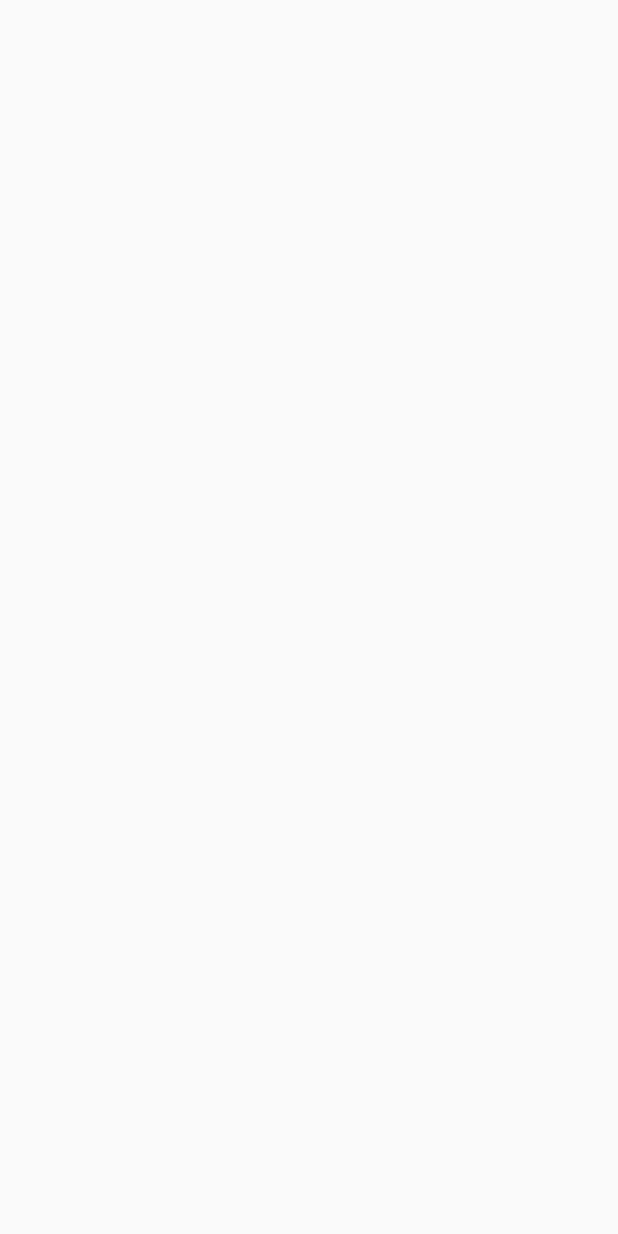
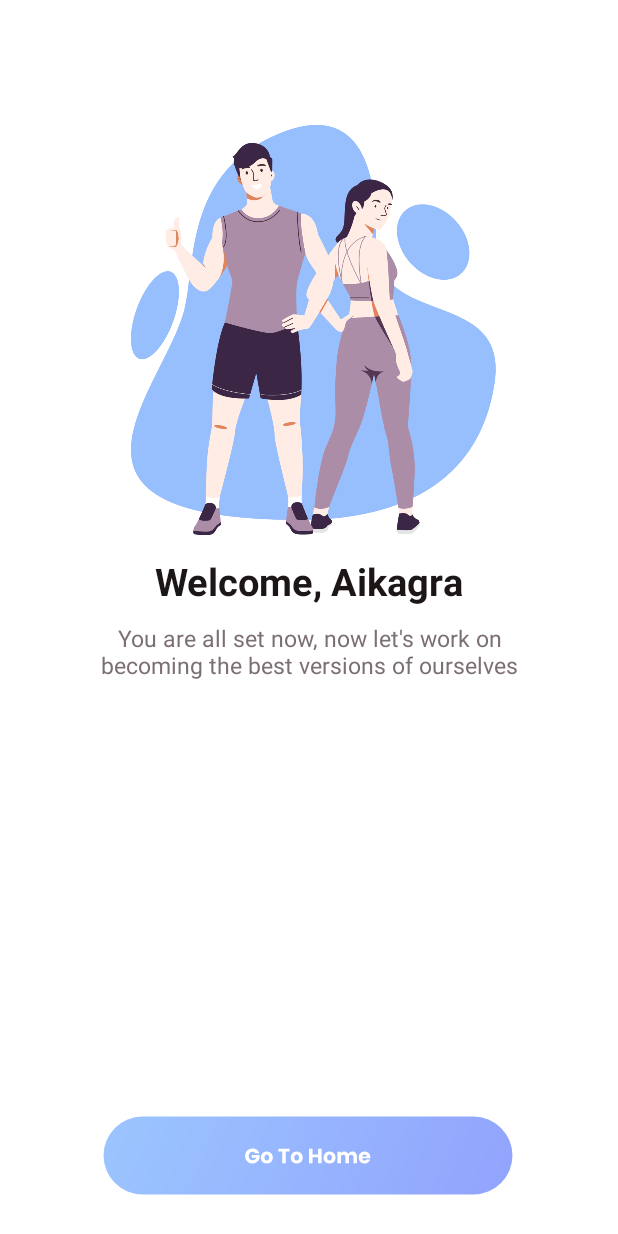
Before and after one commit to Aikagra/SereneMind, an Android app: the SuccessfulSignupActivity screen opened directly, with no data from a screen before it, on a phone screen of 412 x 824 dp. Before the commit the screen is empty. Run offline under Robolectric (Android 15) with nearby library versions, the phone set to English and light mode, and no system bars.

Commit message:
second commit

```diff
--- a/app/src/main/java/com/example/ion_2023/SignupActivity.java
+++ b/app/src/main/java/com/example/ion_2023/SignupActivity.java
@@ -15,6 +15,8 @@ public class SignupActivity extends AppCompatActivity {
     }
 
     public void signupUser(View view) {
+        Intent intent = new Intent(this, SuccessfulSignupActivity.class);
+        startActivity(intent);
     }
 
     public void loginFromSignup(View view) {
--- a/app/src/main/java/com/example/ion_2023/SuccessfulSignupActivity.java
+++ b/app/src/main/java/com/example/ion_2023/SuccessfulSignupActivity.java
@@ -2,7 +2,9 @@ package com.example.ion_2023;
 
 import androidx.appcompat.app.AppCompatActivity;
 
+import android.content.Intent;
 import android.os.Bundle;
+import android.view.View;
 
 public class SuccessfulSignupActivity extends AppCompatActivity {
 
@@ -11,4 +13,9 @@ public class SuccessfulSignupActivity extends AppCompatActivity {
         super.onCreate(savedInstanceState);
         setContentView(R.layout.activity_successful_signup);
     }
+
+    public void goToHome(View view) {
+        Intent intent = new Intent(this, HomeActivity.class);
+        startActivity(intent);
+    }
 }
--- a/app/src/main/res/layout/activity_successful_signup.xml
+++ b/app/src/main/res/layout/activity_successful_signup.xml
@@ -1,9 +1,56 @@
 <?xml version="1.0" encoding="utf-8"?>
-<androidx.constraintlayout.widget.ConstraintLayout xmlns:android="http://schemas.android.com/apk/res/android"
+<RelativeLayout xmlns:android="http://schemas.android.com/apk/res/android"
     xmlns:app="http://schemas.android.com/apk/res-auto"
     xmlns:tools="http://schemas.android.com/tools"
     android:layout_width="match_parent"
     android:layout_height="match_parent"
+    android:background="#FFF"
     tools:context=".SuccessfulSignupActivity">
 
-</androidx.constraintlayout.widget.ConstraintLayout>
+    <ImageView
+        android:id="@+id/vec_success"
+        android:layout_width="250dp"
+        android:layout_height="300dp"
+        android:layout_centerHorizontal="true"
+        android:layout_marginTop="70dp"
+        android:src="@drawable/reg_success"
+        />
+
+    <TextView
+        android:id="@+id/welcome_user"
+        android:layout_width="wrap_content"
+        android:layout_height="wrap_content"
+        android:text="Welcome, Aikagra"
+        android:textColor="#1D1617"
+        android:textStyle="bold"
+        android:textSize="25sp"
+        android:layout_centerHorizontal="true"
+        android:layout_below="@+id/vec_success"
+        />
+    <TextView
+        android:layout_width="300dp"
+        android:layout_marginTop="10dp"
+        android:layout_height="wrap_content"
+        android:textAlignment="center"
+        android:text="You are all set now, now let's work on becoming the best versions of ourselves"
+        android:textColor="#7B6F72"
+        android:textSize="15sp"
+        android:layout_centerHorizontal="true"
+        android:layout_below="@+id/welcome_user"
+        />
+
+    <ImageButton
+        android:id="@+id/login_button"
+        android:layout_width="290dp"
+        android:layout_height="90dp"
+        android:layout_alignParentBottom="true"
+        android:layout_centerHorizontal="true"
+        android:background="#FFFFFF"
+        android:clickable="true"
+        android:onClick="goToHome"
+        android:scaleType="centerCrop"
+        android:src="@drawable/ic_go_to_home_btn"
+        android:text="Log In" />
+
+
+</RelativeLayout>
```
Also changed, not shown: app/src/main/res/drawable/ic_go_to_home_btn.xml (renamed from app/src/main/res/drawable/ic_gotohomebtn.xml), app/src/main/res/drawable/reg_success.png (added).
